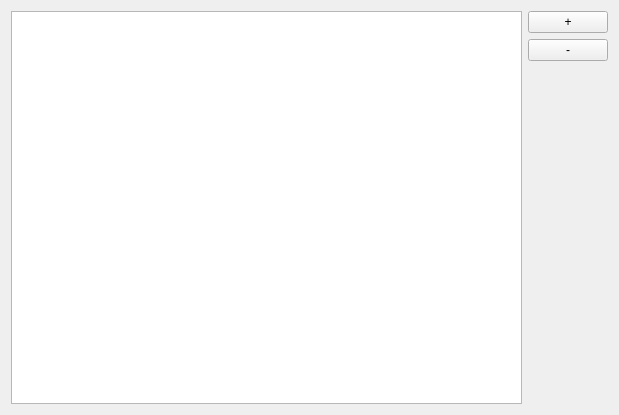
Qt form mainwindow.ui (cl0ne/resizer-item) before a commit.
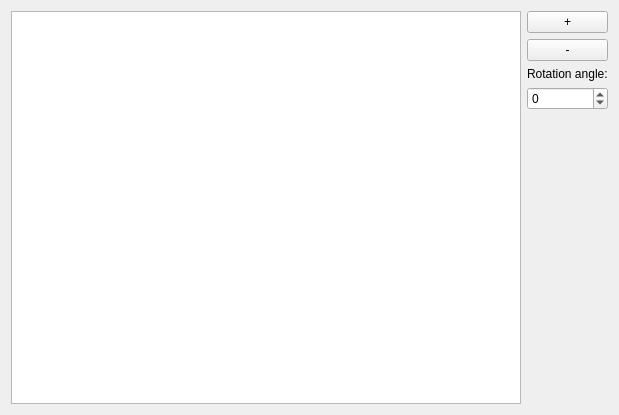
The same form after that commit.

Commit message:
Support items with non-zero rotation; add methods for modifying of resizer bounding area visual representation
Resize operation is not implemented yet - resizer can only recalculates
bounding rect and position to minimal rectangular bounding box of
rotated item.
Other than that, brush, pen and visibility of resizer bounding rect area can
be set with corresponding methods.

Diff of the .ui file:
```diff
--- a/mainwindow.ui
+++ b/mainwindow.ui
@@ -22,7 +22,7 @@
      <widget class="QGraphicsView" name="graphicsView"/>
     </item>
     <item>
-     <layout class="QVBoxLayout" name="verticalLayout">
+     <layout class="QVBoxLayout" name="verticalLayout" stretch="0,0,0,0,1">
       <property name="sizeConstraint">
        <enum>QLayout::SetMinimumSize</enum>
       </property>
@@ -40,6 +40,29 @@
         </property>
        </widget>
       </item>
+      <item>
+       <widget class="QLabel" name="label">
+        <property name="text">
+         <string>Rotation angle:</string>
+        </property>
+       </widget>
+      </item>
+      <item>
+       <widget class="QSpinBox" name="spinBox">
+        <property name="accelerated">
+         <bool>false</bool>
+        </property>
+        <property name="minimum">
+         <number>-360</number>
+        </property>
+        <property name="maximum">
+         <number>360</number>
+        </property>
+        <property name="singleStep">
+         <number>5</number>
+        </property>
+       </widget>
+      </item>
       <item>
        <widget class="QWidget" name="widget" native="true"/>
       </item>
```
The commit also changes 5 other files.
